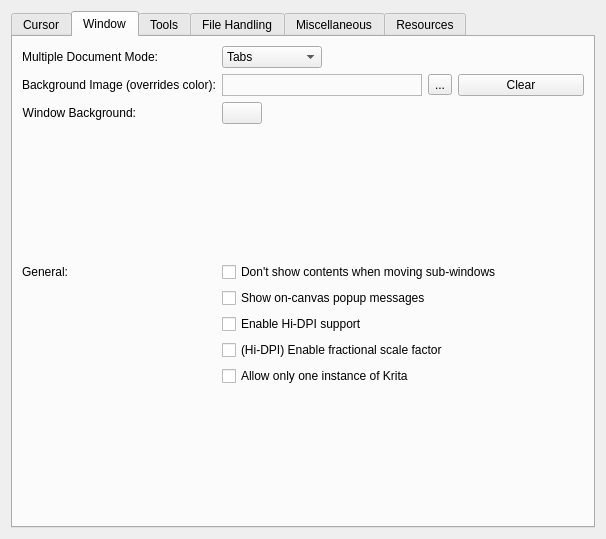
KDE/krita, file libs/ui/forms/wdggeneralsettings.ui: the form before one commit.
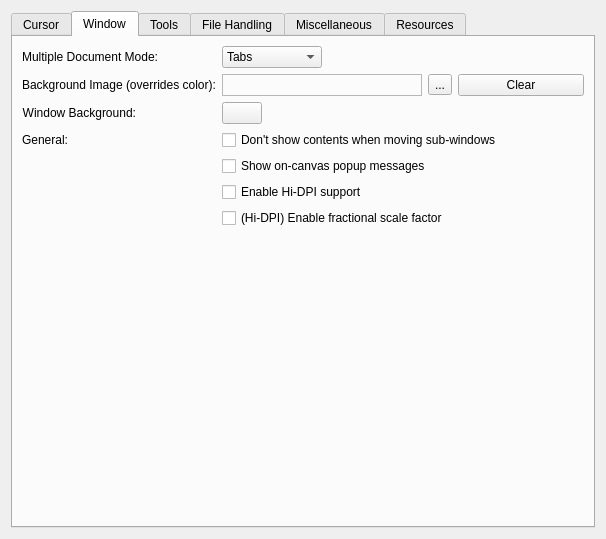
The form after the commit. The open tabs and pages were chosen to show the change. Custom widgets are drawn as their Qt base class.

Commit message:
Remove the option to run krita in multiple processes
This is not compatible with using a database like sqlite, which
doesn't allow concurrent access. Besides, changing the contents
of the database from two krita processes would lead to massive
confusion.

BUG:420078

```diff
--- a/libs/ui/forms/wdggeneralsettings.ui
+++ b/libs/ui/forms/wdggeneralsettings.ui
@@ -292,27 +292,14 @@
          </property>
         </widget>
        </item>
-       <item row="3" column="0" colspan="2">
-        <spacer name="verticalSpacer_5">
-         <property name="orientation">
-          <enum>Qt::Vertical</enum>
-         </property>
-         <property name="sizeHint" stdset="0">
-          <size>
-           <width>0</width>
-           <height>18</height>
-          </size>
-         </property>
-        </spacer>
-       </item>
-       <item row="4" column="0">
+       <item row="3" column="0">
         <widget class="QLabel" name="lbl_window_general">
          <property name="text">
           <string>General:</string>
          </property>
         </widget>
        </item>
-       <item row="4" column="1">
+       <item row="3" column="1">
         <widget class="QCheckBox" name="m_chkRubberBand">
          <property name="sizePolicy">
           <sizepolicy hsizetype="Preferred" vsizetype="Fixed">
@@ -325,35 +312,28 @@
          </property>
         </widget>
        </item>
-       <item row="5" column="1">
+       <item row="4" column="1">
         <widget class="QCheckBox" name="m_chkCanvasMessages">
          <property name="text">
           <string>Show on-canvas popup messages</string>
          </property>
         </widget>
        </item>
-       <item row="6" column="1">
+       <item row="5" column="1">
         <widget class="QCheckBox" name="m_chkHiDPI">
          <property name="text">
           <string>Enable Hi-DPI support</string>
          </property>
         </widget>
        </item>
-       <item row="7" column="1">
+       <item row="6" column="1">
         <widget class="QCheckBox" name="m_chkHiDPIFractionalScaling">
          <property name="text">
           <string>(Hi-DPI) Enable fractional scale factor</string>
          </property>
         </widget>
        </item>
-       <item row="8" column="1">
-        <widget class="QCheckBox" name="m_chkSingleApplication">
-         <property name="text">
-          <string>Allow only one instance of Krita</string>
-         </property>
-        </widget>
-       </item>
-       <item row="9" column="0" colspan="2">
+       <item row="7" column="0" colspan="2">
         <spacer name="verticalSpacer">
          <property name="orientation">
           <enum>Qt::Vertical</enum>
```
Left out of the diff: 2 changed lines with no effect on the pictures. The commit also changes 2 other files.
